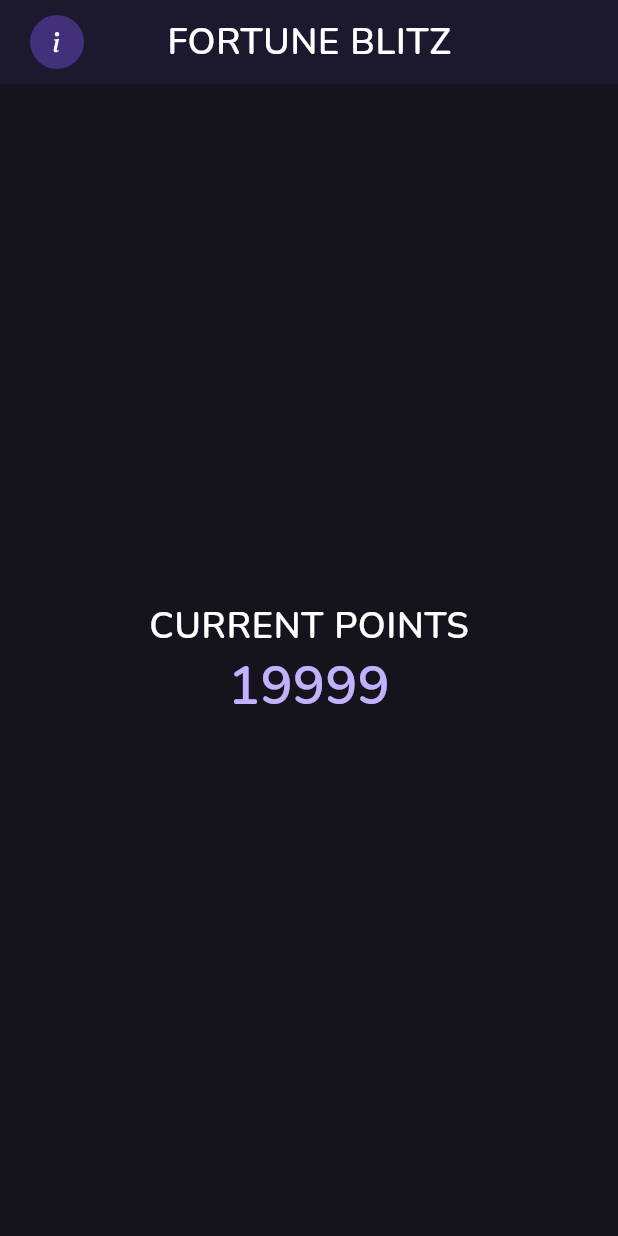
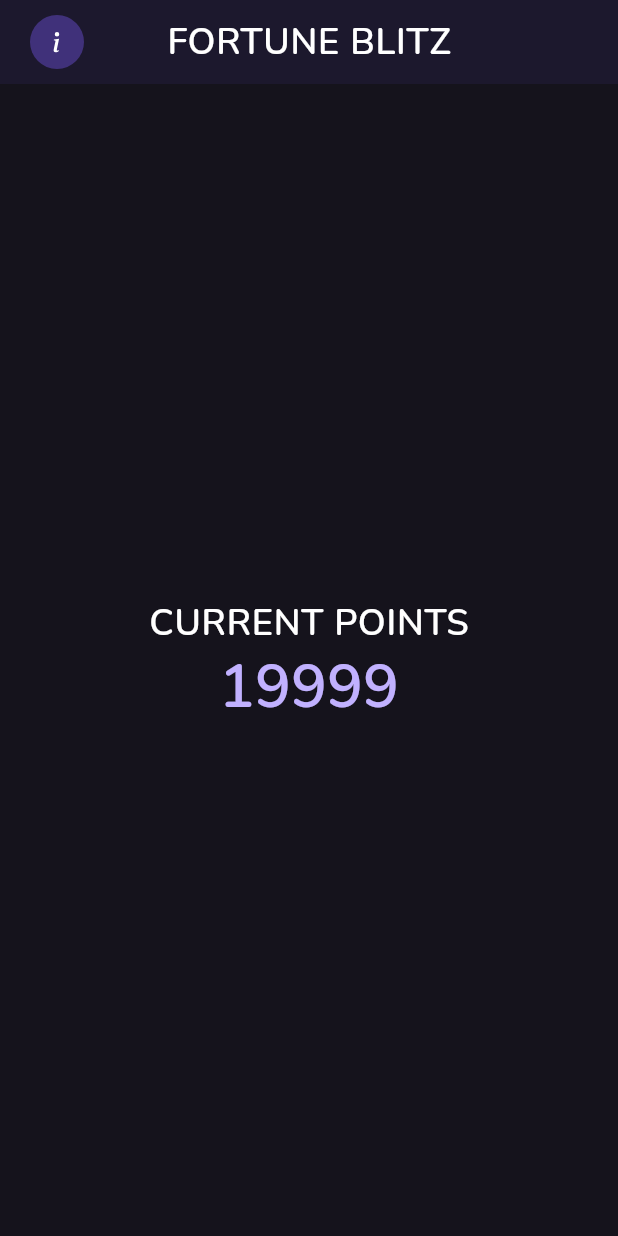
Before and after one commit to jimvdz/fortuneblitz, a Flutter app: the screen it shows after launch, on a phone screen of 412 x 824 dp. Run offline on Flutter 3.47's test engine with Material 3 defaults, Android fonts, the phone set to English and light mode, and no system bars; our stand-ins replace flutter_svg.

Commit message:
Correct font sizing

```diff
--- a/lib/theme.dart
+++ b/lib/theme.dart
@@ -12,7 +12,7 @@ final ThemeData myTheme = ThemeData(
     onPrimary: Colors.white,
     secondary: const Color(0xFF40317A),
     onSecondary: Colors.white,
-    tertiary: const Color(0xFFC1B1FF), // Text card container color
+    tertiary: const Color(0xFFC1B1FF), // Winning number/text container color
     onTertiary: const Color(0xFF15131C), // Text on text card container
     surface: const Color(0xFF15131C), // App background color
     onSurface: Colors.white,
@@ -28,9 +28,9 @@ final ThemeData myTheme = ThemeData(
   ),
   textTheme: TextTheme(
     displayLarge: nunitoBoldTextStyle.copyWith(fontSize: 72), // Winning number
-    headlineLarge: nunitoBoldTextStyle.copyWith(fontSize: 36), // Game title
-    bodyLarge: nunitoBoldTextStyle.copyWith(fontSize: 24), // Button text / Normal text
-    bodyMedium: nunitoBoldTextStyle.copyWith(fontSize: 20), // Hint card text
+    headlineLarge: nunitoBoldTextStyle.copyWith(fontSize: 40), // Home page score
+    bodyLarge: nunitoBoldTextStyle.copyWith(fontSize: 24), // Game title (Find the right color, etc.) / Home Title
+    bodyMedium: nunitoBoldTextStyle.copyWith(fontSize: 20), // Button text / Normal text / Hint card text
     bodySmall: nunitoBoldTextStyle.copyWith(fontSize: 16), // Credits page text
     titleLarge: nunitoBoldTextStyle, // App bar
   ),
```
